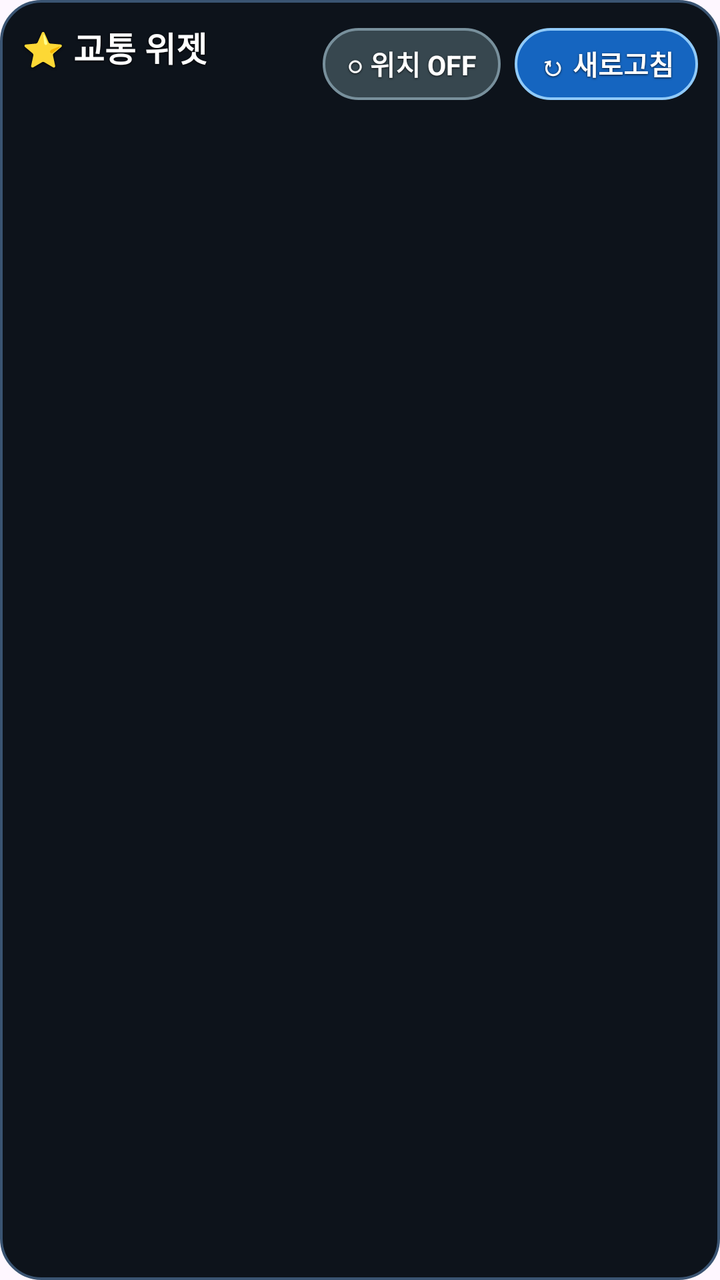
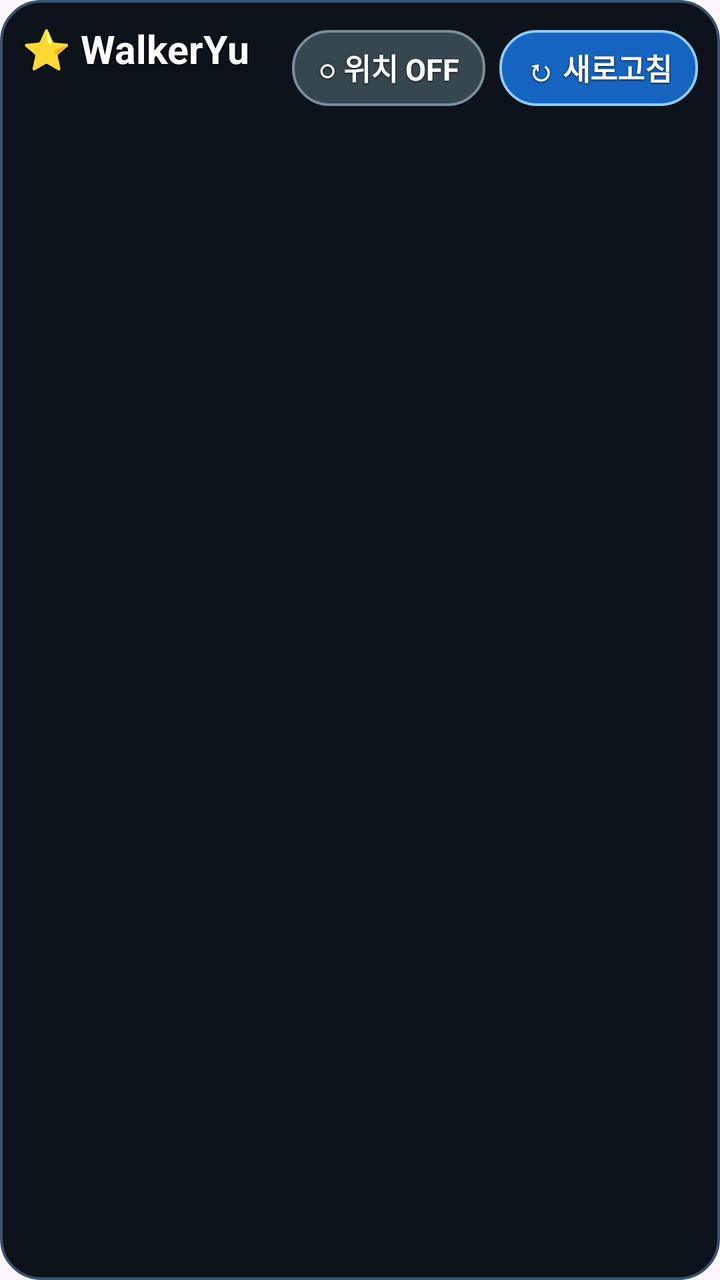

Compare the two renders of this Android layout. The source of the first and the diff that turns it into the second are given below.
<!-- AndroidManifest.xml: application theme Theme.TransitMap -->
<!-- res/layout/widget_list.xml -->
<?xml version="1.0" encoding="utf-8"?>
<LinearLayout xmlns:android="http://schemas.android.com/apk/res/android"
    android:id="@+id/w_root"
    android:layout_width="match_parent"
    android:layout_height="match_parent"
    android:background="@drawable/widget_bg"
    android:orientation="vertical"
    android:padding="11dp">

    
    <LinearLayout
        android:layout_width="match_parent"
        android:layout_height="wrap_content"
        android:gravity="center_vertical"
        android:orientation="horizontal"
        android:paddingBottom="6dp">

        <LinearLayout
            android:layout_width="0dp"
            android:layout_height="wrap_content"
            android:layout_weight="1"
            android:orientation="vertical">

            <TextView
                android:id="@+id/w_title"
                android:layout_width="match_parent"
                android:layout_height="wrap_content"
                android:ellipsize="end"
                android:maxLines="1"
                android:shadowColor="#DD000000"
                android:shadowDx="0"
                android:shadowDy="1"
                android:shadowRadius="2.5"
                android:text="⭐ 교통 위젯"
                android:textColor="#FFFFFF"
                android:textSize="17sp"
                android:textStyle="bold" />

            <TextView
                android:id="@+id/w_updated"
                android:layout_width="match_parent"
                android:layout_height="wrap_content"
                android:layout_marginTop="1dp"
                android:ellipsize="end"
                android:maxLines="1"
                android:shadowColor="#CC000000"
                android:shadowDx="0"
                android:shadowDy="1"
                android:shadowRadius="2"
                android:textColor="#B8C9DC"
                android:textSize="12sp"
                android:textStyle="bold" />
        </LinearLayout>

        <TextView
            android:id="@+id/w_loc"
            android:layout_width="wrap_content"
            android:layout_height="wrap_content"
            android:background="@drawable/widget_chip_off"
            android:gravity="center"
            android:minHeight="36dp"
            android:paddingHorizontal="12dp"
            android:paddingVertical="6dp"
            android:shadowColor="#CC000000"
            android:shadowDx="0"
            android:shadowDy="1"
            android:shadowRadius="2"
            android:text="○ 위치 OFF"
            android:textColor="#FFFFFF"
            android:textSize="13.5sp"
            android:textStyle="bold" />

        <TextView
            android:id="@+id/w_refresh"
            android:layout_width="wrap_content"
            android:layout_height="wrap_content"
            android:layout_marginStart="7dp"
            android:background="@drawable/widget_btn_refresh"
            android:gravity="center"
            android:minHeight="36dp"
            android:paddingHorizontal="12dp"
            android:paddingVertical="6dp"
            android:shadowColor="#CC000000"
            android:shadowDx="0"
            android:shadowDy="1"
            android:shadowRadius="2"
            android:text="↻ 새로고침"
            android:textColor="#FFFFFF"
            android:textSize="13.5sp"
            android:textStyle="bold" />
    </LinearLayout>

    <TextView
        android:id="@+id/w_note"
        android:layout_width="match_parent"
        android:layout_height="wrap_content"
        android:layout_marginBottom="4dp"
        android:maxLines="2"
        android:shadowColor="#CC000000"
        android:shadowDx="0"
        android:shadowDy="1"
        android:shadowRadius="2"
        android:textColor="#FFD54F"
        android:textSize="12sp"
        android:textStyle="bold"
        android:visibility="gone" />

    <LinearLayout
        android:id="@+id/w_rows"
        android:layout_width="match_parent"
        android:layout_height="0dp"
        android:layout_weight="1"
        android:orientation="vertical" />
</LinearLayout>
<!-- resources referenced by this layout -->
<resources>
  <!-- drawable widget_bg (drawable) -->
  <?xml version="1.0" encoding="utf-8"?>
  <shape xmlns:android="http://schemas.android.com/apk/res/android" android:shape="rectangle">
      <solid android:color="#FA090F17" />
      <stroke android:width="1.3dp" android:color="#3A5472" />
      <corners android:radius="20dp" />
  </shape>
  <!-- drawable widget_btn_refresh (drawable) -->
  <?xml version="1.0" encoding="utf-8"?>
  <shape xmlns:android="http://schemas.android.com/apk/res/android" android:shape="rectangle">
      <solid android:color="#1565C0" />
      <stroke android:width="1.4dp" android:color="#90CAF9" />
      <corners android:radius="18dp" />
  </shape>
  <!-- drawable widget_chip_off (drawable) -->
  <?xml version="1.0" encoding="utf-8"?>
  <shape xmlns:android="http://schemas.android.com/apk/res/android" android:shape="rectangle">
      <solid android:color="#37474F" />
      <stroke android:width="1.2dp" android:color="#78909C" />
      <corners android:radius="18dp" />
  </shape>
  <style name="Theme.TransitMap" parent="Theme.Material3.Light">
          <item name="colorPrimary">#1565C0</item>
          <item name="colorSecondary">#2E9E44</item>
      </style>
</resources>

<!-- the commit's change to res/layout/widget_list.xml (unified diff, before → after) -->
@@ -31,9 +31,9 @@
                 android:shadowDx="0"
                 android:shadowDy="1"
                 android:shadowRadius="2.5"
-                android:text="⭐ 교통 위젯"
+                android:text="⭐ WalkerYu"
                 android:textColor="#FFFFFF"
-                android:textSize="17sp"
+                android:textSize="19.5sp"
                 android:textStyle="bold" />
 
             <TextView
@@ -48,7 +48,7 @@
                 android:shadowDy="1"
                 android:shadowRadius="2"
                 android:textColor="#B8C9DC"
-                android:textSize="12sp"
+                android:textSize="13.5sp"
                 android:textStyle="bold" />
         </LinearLayout>
 
@@ -58,8 +58,8 @@
             android:layout_height="wrap_content"
             android:background="@drawable/widget_chip_off"
             android:gravity="center"
-            android:minHeight="36dp"
-            android:paddingHorizontal="12dp"
+            android:minHeight="38dp"
+            android:paddingHorizontal="13dp"
             android:paddingVertical="6dp"
             android:shadowColor="#CC000000"
             android:shadowDx="0"
@@ -67,7 +67,7 @@
             android:shadowRadius="2"
             android:text="○ 위치 OFF"
             android:textColor="#FFFFFF"
-            android:textSize="13.5sp"
+            android:textSize="15sp"
             android:textStyle="bold" />
 
         <TextView
@@ -77,8 +77,8 @@
             android:layout_marginStart="7dp"
             android:background="@drawable/widget_btn_refresh"
             android:gravity="center"
-            android:minHeight="36dp"
-            android:paddingHorizontal="12dp"
+            android:minHeight="38dp"
+            android:paddingHorizontal="13dp"
             android:paddingVertical="6dp"
             android:shadowColor="#CC000000"
             android:shadowDx="0"
@@ -86,7 +86,7 @@
             android:shadowRadius="2"
             android:text="↻ 새로고침"
             android:textColor="#FFFFFF"
-            android:textSize="13.5sp"
+            android:textSize="15sp"
             android:textStyle="bold" />
     </LinearLayout>
 
@@ -101,7 +101,7 @@
         android:shadowDy="1"
         android:shadowRadius="2"
         android:textColor="#FFD54F"
-        android:textSize="12sp"
+        android:textSize="13.5sp"
         android:textStyle="bold"
         android:visibility="gone" />
 
